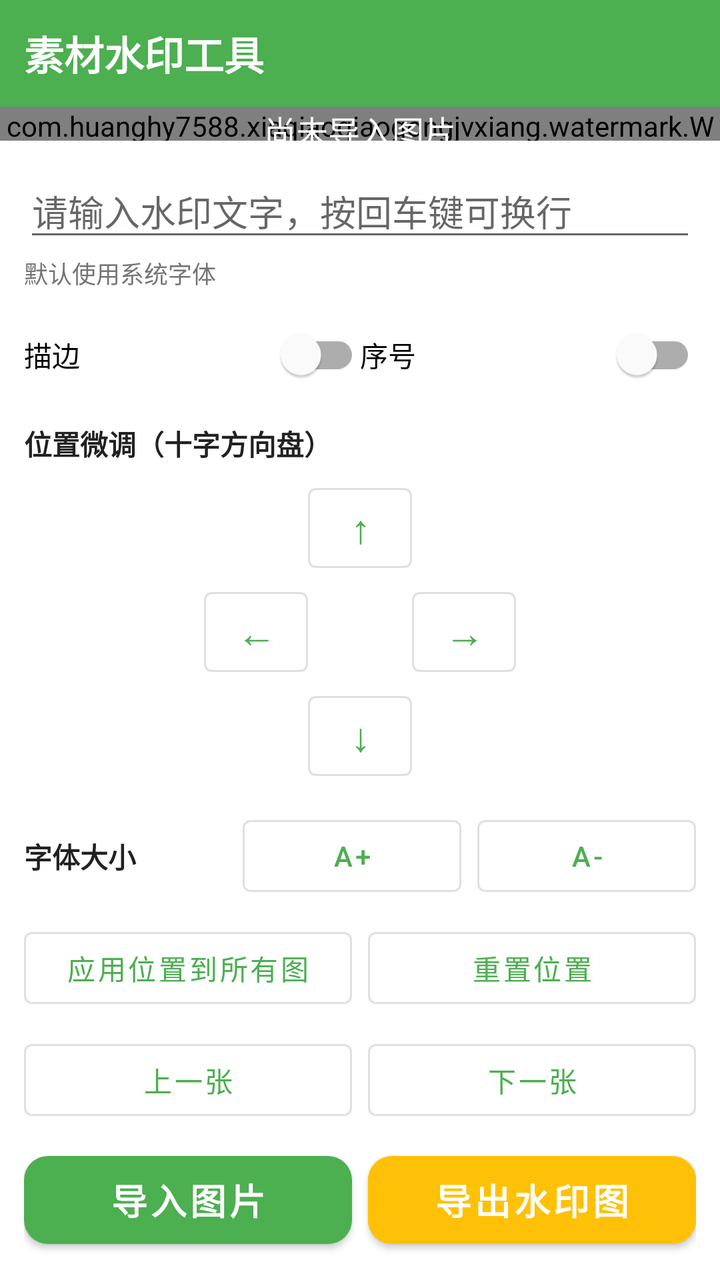
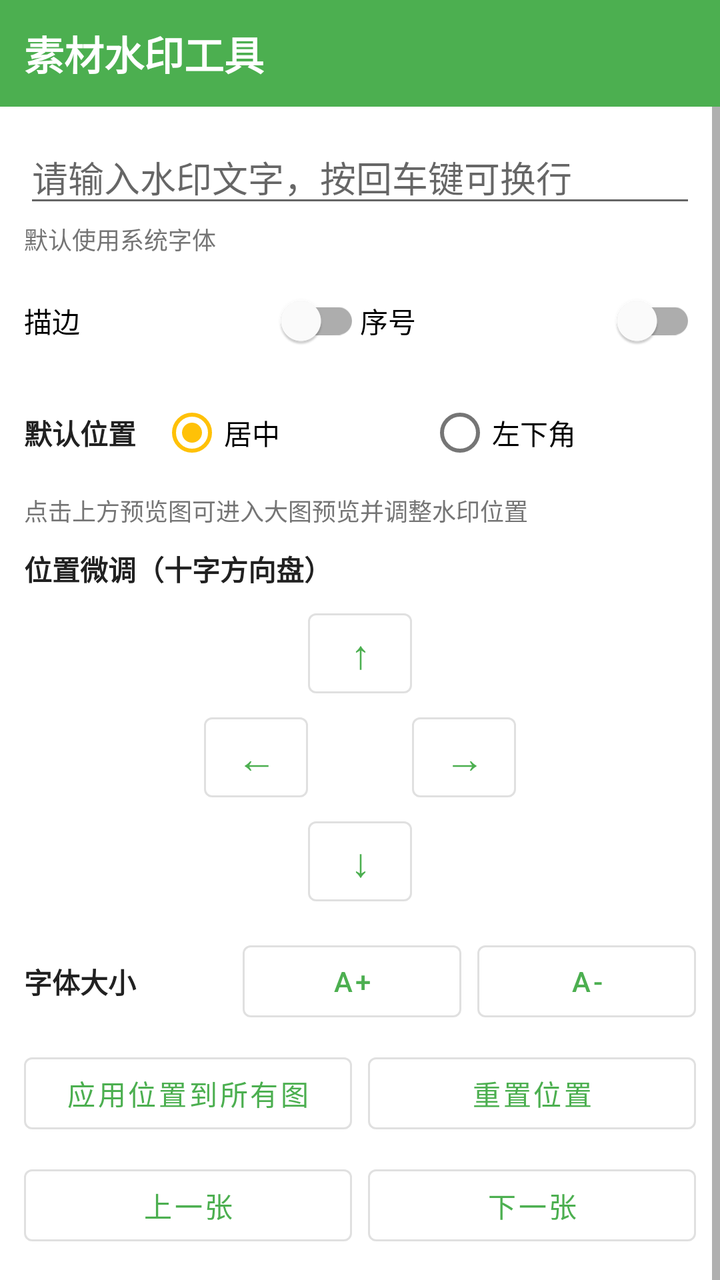

An Android layout rendered at two revisions. The XML below is the earlier revision; the diff shows what the commit changed to produce the second picture.
<!-- AndroidManifest.xml: application theme Theme.XiaQiaoQiao -->
<!-- res/layout/activity_watermark.xml -->
<?xml version="1.0" encoding="utf-8"?>
<LinearLayout xmlns:android="http://schemas.android.com/apk/res/android"
    android:layout_width="match_parent"
    android:layout_height="match_parent"
    android:background="@color/bg_page"
    android:orientation="vertical">

    
    <LinearLayout
        android:layout_width="match_parent"
        android:layout_height="wrap_content"
        android:background="@color/brand_primary"
        android:gravity="center_vertical"
        android:orientation="horizontal"
        android:padding="12dp">

        <TextView
            android:id="@+id/tv_title"
            android:layout_width="0dp"
            android:layout_height="wrap_content"
            android:layout_weight="1"
            android:text="@string/tool_watermark"
            android:textColor="@color/white"
            android:textSize="20sp"
            android:textStyle="bold" />

        <TextView
            android:id="@+id/tv_index"
            android:layout_width="wrap_content"
            android:layout_height="wrap_content"
            android:textColor="@color/white"
            android:textSize="14sp" />
    </LinearLayout>

    
    <FrameLayout
        android:layout_width="match_parent"
        android:layout_height="0dp"
        android:layout_weight="1"
        android:background="@color/black">

        <com.huanghy7588.xiaqiaoqiaogongjvxiang.watermark.WatermarkView
            android:id="@+id/watermark_view"
            android:layout_width="match_parent"
            android:layout_height="match_parent" />

        <TextView
            android:id="@+id/tv_no_image"
            android:layout_width="wrap_content"
            android:layout_height="wrap_content"
            android:layout_gravity="center"
            android:text="@string/wm_no_images"
            android:textColor="@color/white"
            android:textSize="16sp"
            android:visibility="visible" />
    </FrameLayout>

    
    <ScrollView
        android:layout_width="match_parent"
        android:layout_height="wrap_content"
        android:background="@color/bg_card">

        <LinearLayout
            android:layout_width="match_parent"
            android:layout_height="wrap_content"
            android:orientation="vertical"
            android:padding="12dp">

            
            <EditText
                android:id="@+id/et_text"
                android:layout_width="match_parent"
                android:layout_height="wrap_content"
                android:hint="@string/wm_input_hint"
                android:inputType="textMultiLine"
                android:minLines="1"
                android:maxLines="3"
                android:gravity="top|start" />

            
            <TextView
                android:layout_width="wrap_content"
                android:layout_height="wrap_content"
                android:layout_marginTop="2dp"
                android:text="@string/wm_font_hint"
                android:textColor="@color/text_secondary"
                android:textSize="12sp" />

            
            <LinearLayout
                android:layout_width="match_parent"
                android:layout_height="wrap_content"
                android:layout_marginTop="8dp"
                android:orientation="horizontal">

                <com.google.android.material.switchmaterial.SwitchMaterial
                    android:id="@+id/sw_stroke"
                    android:layout_width="0dp"
                    android:layout_height="wrap_content"
                    android:layout_weight="1"
                    android:text="@string/wm_stroke" />

                <com.google.android.material.switchmaterial.SwitchMaterial
                    android:id="@+id/sw_numbering"
                    android:layout_width="0dp"
                    android:layout_height="wrap_content"
                    android:layout_weight="1"
                    android:text="@string/wm_numbering" />
            </LinearLayout>

            
            <TextView
                android:layout_width="wrap_content"
                android:layout_height="wrap_content"
                android:layout_marginTop="10dp"
                android:text="@string/wm_fine_tune_pos"
                android:textColor="@color/text_primary"
                android:textStyle="bold" />

            <GridLayout
                android:layout_width="wrap_content"
                android:layout_height="wrap_content"
                android:layout_gravity="center_horizontal"
                android:layout_marginTop="6dp"
                android:columnCount="3">

                
                <Space
                    android:layout_width="52dp"
                    android:layout_height="52dp" />

                <Button
                    android:id="@+id/btn_up"
                    style="@style/Widget.MaterialComponents.Button.OutlinedButton"
                    android:layout_width="52dp"
                    android:layout_height="52dp"
                    android:minWidth="0dp"
                    android:minHeight="0dp"
                    android:padding="0dp"
                    android:text="↑"
                    android:textSize="20sp" />

                <Space
                    android:layout_width="52dp"
                    android:layout_height="52dp" />

                
                <Button
                    android:id="@+id/btn_left"
                    style="@style/Widget.MaterialComponents.Button.OutlinedButton"
                    android:layout_width="52dp"
                    android:layout_height="52dp"
                    android:minWidth="0dp"
                    android:minHeight="0dp"
                    android:padding="0dp"
                    android:text="←"
                    android:textSize="20sp" />

                <Space
                    android:layout_width="52dp"
                    android:layout_height="52dp" />

                <Button
                    android:id="@+id/btn_right"
                    style="@style/Widget.MaterialComponents.Button.OutlinedButton"
                    android:layout_width="52dp"
                    android:layout_height="52dp"
                    android:minWidth="0dp"
                    android:minHeight="0dp"
                    android:padding="0dp"
                    android:text="→"
                    android:textSize="20sp" />

                
                <Space
                    android:layout_width="52dp"
                    android:layout_height="52dp" />

                <Button
                    android:id="@+id/btn_down"
                    style="@style/Widget.MaterialComponents.Button.OutlinedButton"
                    android:layout_width="52dp"
                    android:layout_height="52dp"
                    android:minWidth="0dp"
                    android:minHeight="0dp"
                    android:padding="0dp"
                    android:text="↓"
                    android:textSize="20sp" />

                <Space
                    android:layout_width="52dp"
                    android:layout_height="52dp" />
            </GridLayout>

            
            <LinearLayout
                android:layout_width="match_parent"
                android:layout_height="wrap_content"
                android:layout_marginTop="10dp"
                android:gravity="center_vertical"
                android:orientation="horizontal">

                <TextView
                    android:layout_width="0dp"
                    android:layout_height="wrap_content"
                    android:layout_weight="1"
                    android:text="@string/wm_font_size"
                    android:textColor="@color/text_primary"
                    android:textStyle="bold" />

                <Button
                    android:id="@+id/btn_bigger"
                    style="@style/Widget.MaterialComponents.Button.OutlinedButton"
                    android:layout_width="0dp"
                    android:layout_height="wrap_content"
                    android:layout_weight="1"
                    android:minWidth="0dp"
                    android:text="A+" />

                <Button
                    android:id="@+id/btn_smaller"
                    style="@style/Widget.MaterialComponents.Button.OutlinedButton"
                    android:layout_width="0dp"
                    android:layout_height="wrap_content"
                    android:layout_marginStart="8dp"
                    android:layout_weight="1"
                    android:minWidth="0dp"
                    android:text="A-" />
            </LinearLayout>

            
            <LinearLayout
                android:layout_width="match_parent"
                android:layout_height="wrap_content"
                android:layout_marginTop="8dp"
                android:orientation="horizontal">

                <Button
                    android:id="@+id/btn_apply_all"
                    style="@style/Widget.MaterialComponents.Button.OutlinedButton"
                    android:layout_width="0dp"
                    android:layout_height="wrap_content"
                    android:layout_weight="1"
                    android:text="@string/wm_apply_to_all" />

                <Button
                    android:id="@+id/btn_reset"
                    style="@style/Widget.MaterialComponents.Button.OutlinedButton"
                    android:layout_width="0dp"
                    android:layout_height="wrap_content"
                    android:layout_weight="1"
                    android:layout_marginStart="8dp"
                    android:text="@string/wm_reset_pos" />
            </LinearLayout>

            
            <LinearLayout
                android:layout_width="match_parent"
                android:layout_height="wrap_content"
                android:layout_marginTop="8dp"
                android:orientation="horizontal">

                <Button
                    android:id="@+id/btn_prev"
                    style="@style/Widget.MaterialComponents.Button.OutlinedButton"
                    android:layout_width="0dp"
                    android:layout_height="wrap_content"
                    android:layout_weight="1"
                    android:text="@string/wm_prev" />

                <Button
                    android:id="@+id/btn_next"
                    style="@style/Widget.MaterialComponents.Button.OutlinedButton"
                    android:layout_width="0dp"
                    android:layout_height="wrap_content"
                    android:layout_weight="1"
                    android:layout_marginStart="8dp"
                    android:text="@string/wm_next" />
            </LinearLayout>

            
            <LinearLayout
                android:layout_width="match_parent"
                android:layout_height="wrap_content"
                android:layout_marginTop="8dp"
                android:orientation="horizontal">

                <Button
                    android:id="@+id/btn_import"
                    style="@style/Widget.XiaQiaoQiao.Button.Primary"
                    android:layout_width="0dp"
                    android:layout_height="wrap_content"
                    android:layout_weight="1"
                    android:text="@string/wm_import_images" />

                <Button
                    android:id="@+id/btn_export"
                    style="@style/Widget.XiaQiaoQiao.Button.Primary"
                    android:layout_width="0dp"
                    android:layout_height="wrap_content"
                    android:layout_weight="1"
                    android:layout_marginStart="8dp"
                    android:backgroundTint="@color/brand_accent"
                    android:text="@string/wm_export" />
            </LinearLayout>
        </LinearLayout>
    </ScrollView>
</LinearLayout>
<!-- resources referenced by this layout -->
<resources>
  <color name="bg_card">#FFFFFFFF</color>
  <color name="bg_page">#FFF5F5F5</color>
  <color name="black">#FF000000</color>
  <color name="brand_accent">#FFFFC107</color>
  <color name="brand_primary">#FF4CAF50</color>
  <color name="text_primary">#FF212121</color>
  <color name="text_secondary">#FF757575</color>
  <color name="white">#FFFFFFFF</color>
  <string name="tool_watermark">素材水印工具</string>
  <string name="wm_apply_to_all">应用位置到所有图</string>
  <string name="wm_export">导出水印图</string>
  <string name="wm_fine_tune_pos">位置微调（十字方向盘）</string>
  <string name="wm_font_hint">默认使用系统字体</string>
  <string name="wm_font_size">字体大小</string>
  <string name="wm_import_images">导入图片</string>
  <string name="wm_input_hint">请输入水印文字，按回车键可换行</string>
  <string name="wm_next">下一张</string>
  <string name="wm_no_images">尚未导入图片</string>
  <string name="wm_numbering">序号</string>
  <string name="wm_prev">上一张</string>
  <string name="wm_reset_pos">重置位置</string>
  <string name="wm_stroke">描边</string>
  <style name="Widget.XiaQiaoQiao.Button.Primary" parent="Widget.MaterialComponents.Button">
          <item name="android:textSize">18sp</item>
          <item name="android:textStyle">bold</item>
          <item name="cornerRadius">12dp</item>
          <item name="android:minHeight">56dp</item>
          <item name="backgroundTint">@color/brand_primary</item>
      </style>
  <style name="Theme.XiaQiaoQiao" parent="Theme.MaterialComponents.Light.NoActionBar">
          <item name="colorPrimary">@color/brand_primary</item>
          <item name="colorPrimaryVariant">@color/brand_primary_dark</item>
          <item name="colorOnPrimary">@color/white</item>
          <item name="colorSecondary">@color/brand_accent</item>
          <item name="colorOnSecondary">@color/black</item>
          <item name="android:statusBarColor" tools:targetApi="l">@color/brand_primary_dark</item>
          <item name="android:windowBackground">@color/bg_page</item>
      </style>
  <color name="brand_primary_dark">#FF388E3C</color>
</resources>

<!-- the commit's change to res/layout/activity_watermark.xml (unified diff, before → after) -->
@@ -110,6 +110,55 @@
             </LinearLayout>
 
             
+            <LinearLayout
+                android:layout_width="match_parent"
+                android:layout_height="wrap_content"
+                android:layout_marginTop="8dp"
+                android:gravity="center_vertical"
+                android:orientation="horizontal">
+
+                <TextView
+                    android:layout_width="wrap_content"
+                    android:layout_height="wrap_content"
+                    android:text="@string/wm_default_pos"
+                    android:textColor="@color/text_primary"
+                    android:textStyle="bold" />
+
+                <RadioGroup
+                    android:id="@+id/rg_position"
+                    android:layout_width="0dp"
+                    android:layout_height="wrap_content"
+                    android:layout_marginStart="12dp"
+                    android:layout_weight="1"
+                    android:orientation="horizontal">
+
+                    <RadioButton
+                        android:id="@+id/rb_pos_center"
+                        android:layout_width="0dp"
+                        android:layout_height="wrap_content"
+                        android:layout_weight="1"
+                        android:checked="true"
+                        android:text="@string/wm_pos_center" />
+
+                    <RadioButton
+                        android:id="@+id/rb_pos_bottom_left"
+                        android:layout_width="0dp"
+                        android:layout_height="wrap_content"
+                        android:layout_weight="1"
+                        android:text="@string/wm_pos_bottom_left" />
+                </RadioGroup>
+            </LinearLayout>
+
+            
+            <TextView
+                android:layout_width="wrap_content"
+                android:layout_height="wrap_content"
+                android:layout_marginTop="6dp"
+                android:text="@string/wm_preview_hint"
+                android:textColor="@color/text_secondary"
+                android:textSize="12sp" />
+
+            
             <TextView
                 android:layout_width="wrap_content"
                 android:layout_height="wrap_content"
<!-- resource entries referenced after the edit -->
@@ -10,6 +10,7 @@
   <color name="white">#FFFFFFFF</color>
   <string name="tool_watermark">素材水印工具</string>
   <string name="wm_apply_to_all">应用位置到所有图</string>
+  <string name="wm_default_pos">默认位置</string>
   <string name="wm_export">导出水印图</string>
   <string name="wm_fine_tune_pos">位置微调（十字方向盘）</string>
   <string name="wm_font_hint">默认使用系统字体</string>
@@ -19,7 +20,10 @@
   <string name="wm_next">下一张</string>
   <string name="wm_no_images">尚未导入图片</string>
   <string name="wm_numbering">序号</string>
+  <string name="wm_pos_bottom_left">左下角</string>
+  <string name="wm_pos_center">居中</string>
   <string name="wm_prev">上一张</string>
+  <string name="wm_preview_hint">点击上方预览图可进入大图预览并调整水印位置</string>
   <string name="wm_reset_pos">重置位置</string>
   <string name="wm_stroke">描边</string>
   <style name="Widget.XiaQiaoQiao.Button.Primary" parent="Widget.MaterialComponents.Button">
